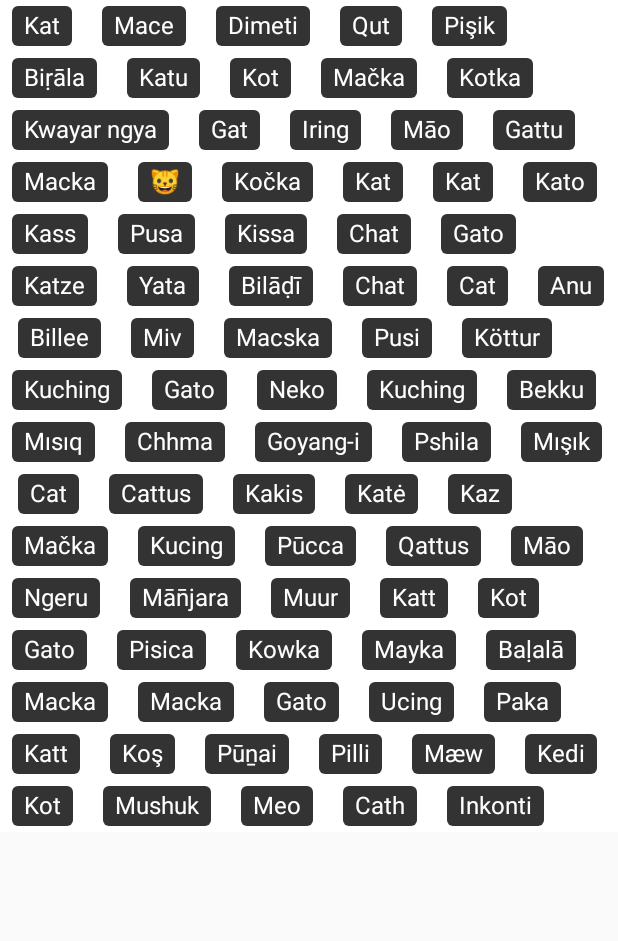
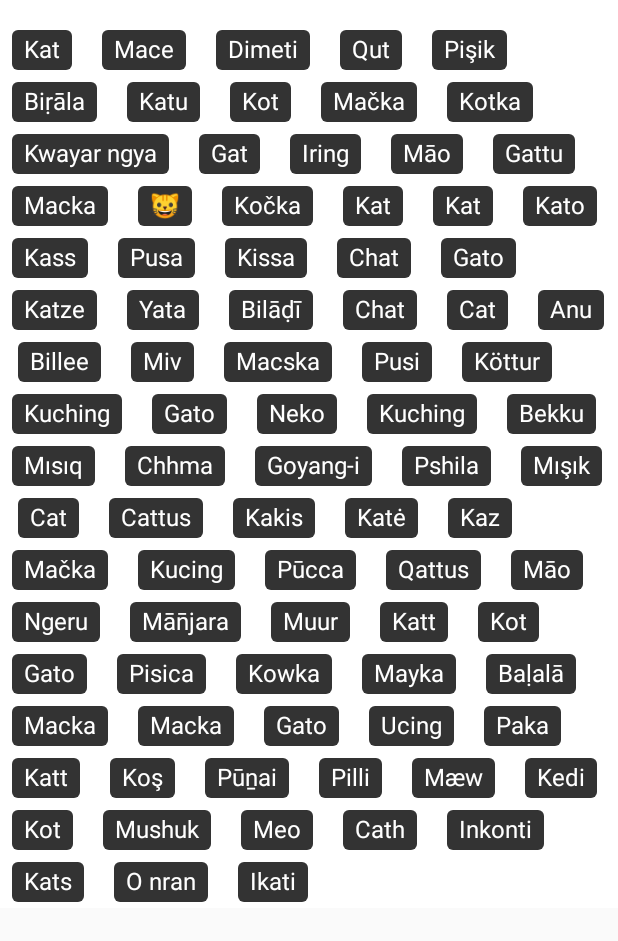
Before and after one commit to st235/FlowLayout, an Android app built with Jetpack Compose: the screen it shows after launch (ComposeActivity), on a phone screen of 412 x 824 dp. Shown: the top 941 px of the screen. Run offline under Robolectric (Android 15) with nearby library versions, the phone set to English and light mode, and no system bars.

Commit message:
placing issues fixed.

```diff
--- a/app/src/main/java/st235/com/github/flowlayout/ComposeActivity.kt
+++ b/app/src/main/java/st235/com/github/flowlayout/ComposeActivity.kt
@@ -46,9 +46,8 @@ fun Root() {
     FlowLayout(
         direction = FlowLayoutDirection.START,
         modifier = Modifier
-            .background(Color.White)
+            .padding(top = 16.dp)
             .verticalScroll(scroll)
-            .fillMaxWidth()
     ) {
         for (catName in stringArrayResource(id = R.array.cats_tags)) {
             Text(
--- a/flow-layout-compose/src/main/java/st235/com/github/flowlayout/compose/FlowLayout.kt
+++ b/flow-layout-compose/src/main/java/st235/com/github/flowlayout/compose/FlowLayout.kt
@@ -84,6 +84,8 @@ private fun AdjustableFlowLayout(
             itemsCount += 1
         }
 
+        height += rowHeight
+
         // last row
         rowInfos.add(RowInfo(rowWidth, rowHeight, itemsCount))
 
@@ -153,6 +155,8 @@ private fun JustifyFlowLayout(
             rowHeight = max(rowHeight, placeable.height)
             itemsCount += 1
         }
+
+        height += rowHeight
 
         // last row
         rowInfos.add(RowInfo(rowWidth, rowHeight, itemsCount))
```
